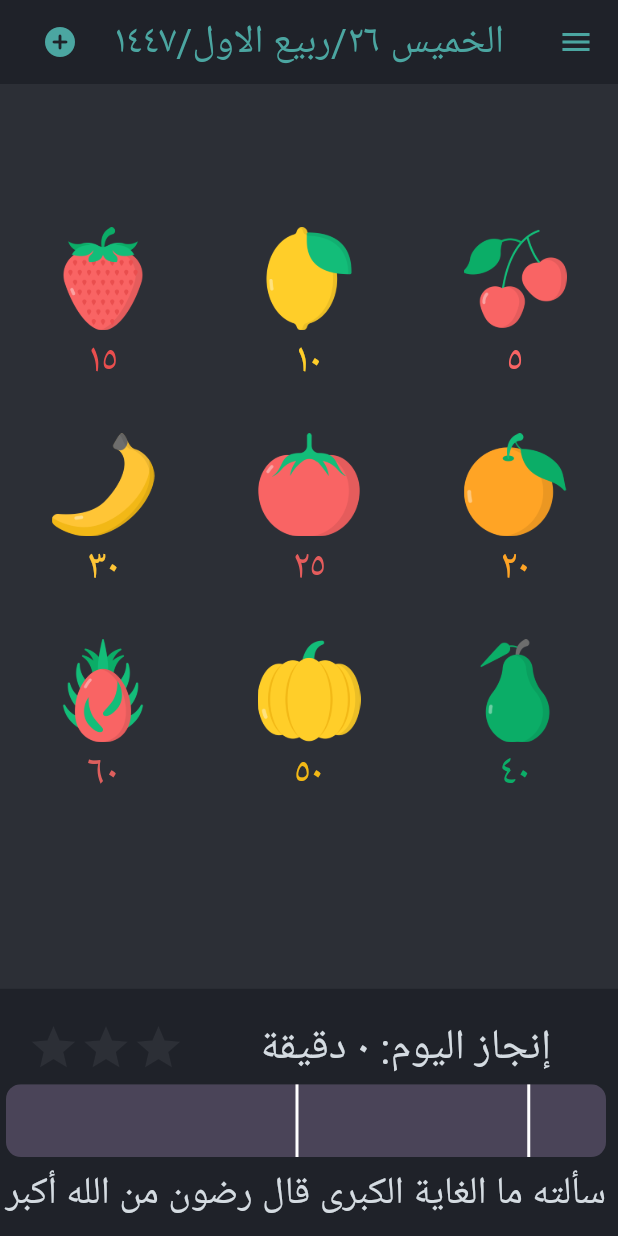
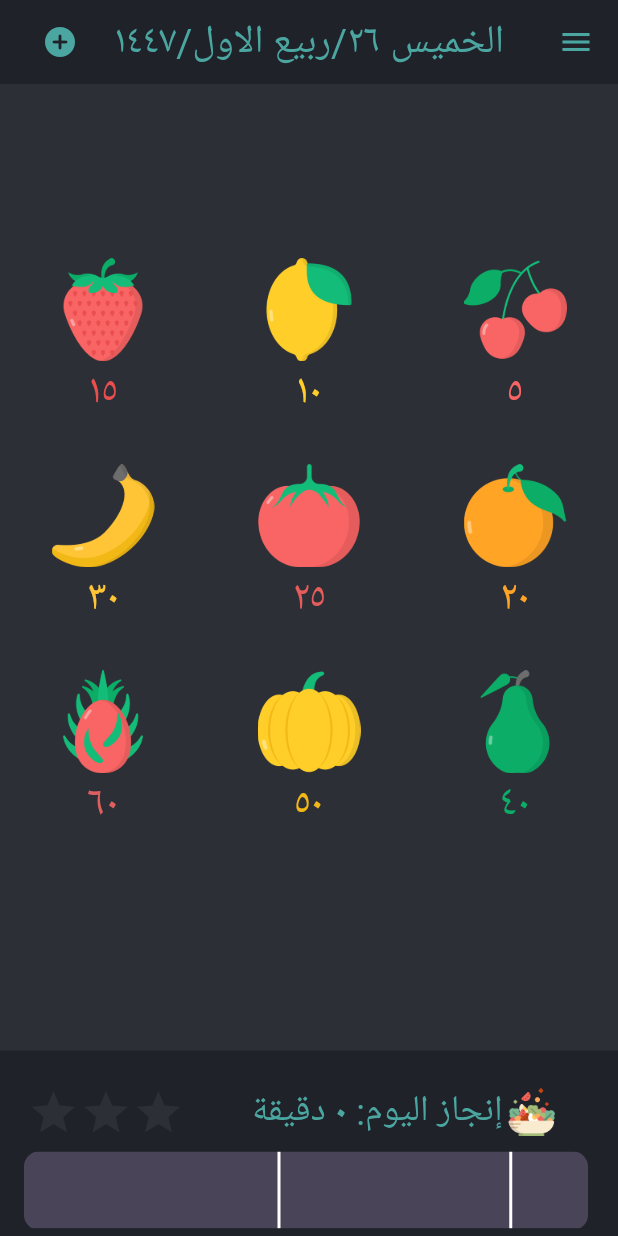
Before and after one commit to BaselCS/salad_of_achievement, a Flutter app: the screen it shows after launch, on a phone screen of 412 x 824 dp. Run offline on Flutter 3.47's test engine with Material 3 defaults, Android fonts, the phone set to English and light mode, and no system bars; our stand-ins replace circular_countdown_timer, flutter_animation_progress_bar, hijri, objectbox; generated files the repository leaves out were written again.

Commit message:
تحسين ألوان الواجهة و تصغير الخطوط

```diff
--- a/lib/Pages/main_page.dart
+++ b/lib/Pages/main_page.dart
@@ -139,7 +139,7 @@ class BottomBar extends StatelessWidget {
     final ObjectBoxState dataProvider = Provider.of<ObjectBoxState>(context);
 
     return BottomAppBar(
-      height: MediaQuery.of(context).size.height * 0.2,
+      height: MediaQuery.of(context).size.height * 0.15,
       padding: const EdgeInsets.fromLTRB(4, 15, 8, 4),
       child: Column(
         children: [
@@ -152,9 +152,15 @@ class BottomBar extends StatelessWidget {
                   child: Row(
                     mainAxisAlignment: MainAxisAlignment.center,
                     children: [
-                      const Text('إنجاز اليوم: '),
-                      FittedBox(child: Text(HijriLogic.englishToArabicNumber(dataProvider.doneMinutes.toString()))),
-                      const Text(' دقيقة'),
+                      Padding(padding: EdgeInsetsGeometry.symmetric(horizontal: 3.0), child: Image.asset('$iconPath/appIcon.png', width: 32, height: 32)),
+                      const Text('إنجاز اليوم: ', style: TextStyle(color: kActionColor, fontSize: 24)),
+                      FittedBox(
+                        child: Text(
+                          HijriLogic.englishToArabicNumber(dataProvider.doneMinutes.toString()),
+                          style: const TextStyle(color: kActionColor, fontSize: 24, fontWeight: FontWeight.bold),
+                        ),
+                      ),
+                      const Text(' دقيقة', style: TextStyle(color: kActionColor, fontSize: 24)),
                     ],
                   ),
                 ),
@@ -169,13 +175,13 @@ class BottomBar extends StatelessWidget {
             ),
           ),
           Expanded(
-            child: ClipRRect(
-              borderRadius: const BorderRadius.all(Radius.circular(10)),
-              child: ProgressBar(dataProvider: dataProvider, progressHight: progressHight),
+            child: Padding(
+              padding: const EdgeInsets.symmetric(horizontal: 12.0),
+              child: ClipRRect(
+                borderRadius: const BorderRadius.all(Radius.circular(10)),
+                child: ProgressBar(dataProvider: dataProvider, progressHight: progressHight),
+              ),
             ),
-          ),
-          const Expanded(
-            child: FittedBox(fit: BoxFit.contain, child: Text('سألته ما الغاية الكبرى قال رضون من الله أكبر')),
           ),
         ],
       ),
```
